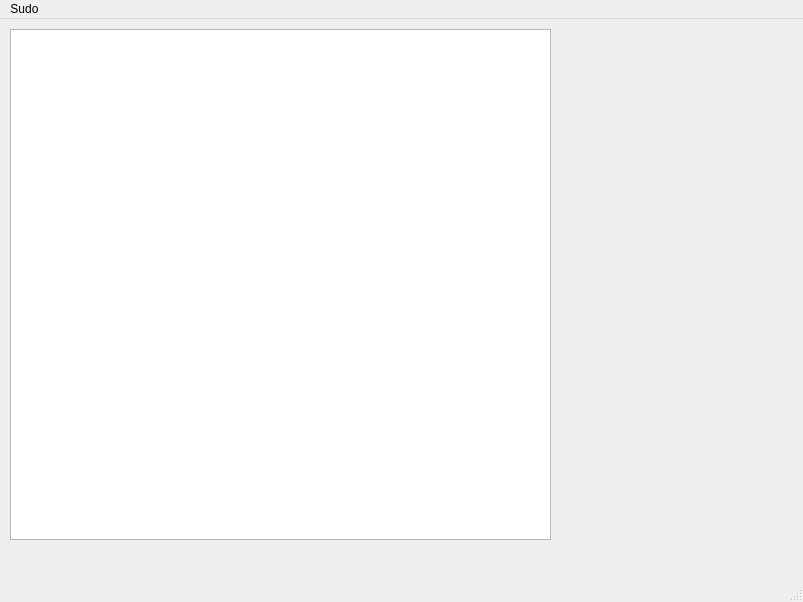
Old version of the form grid.ui in the repository santos-eng/Sudoku.
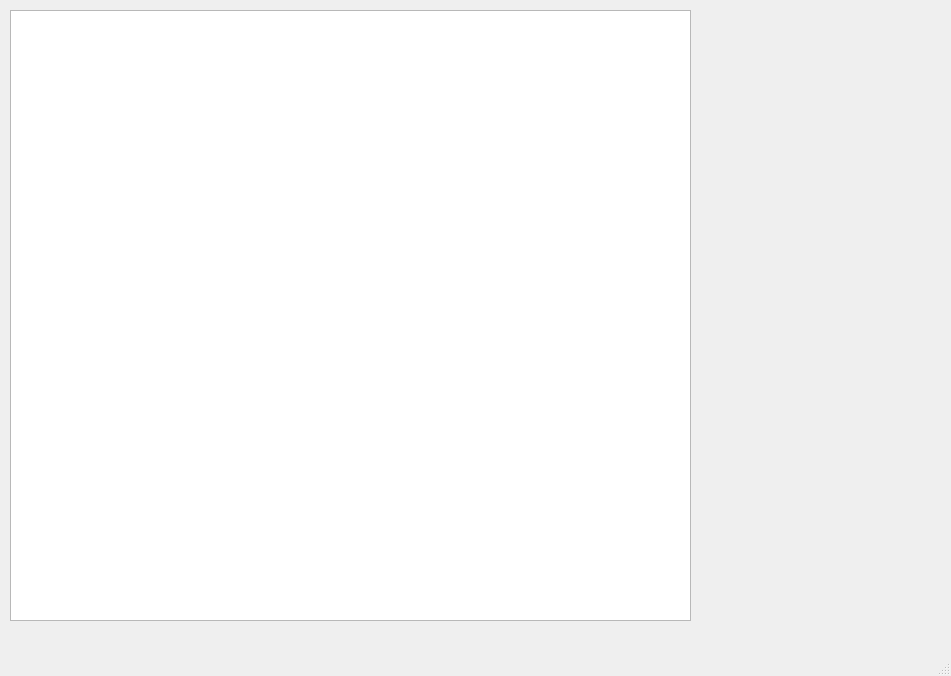
New version of the form.

Commit message: adjusted the centering of the square and the size in

The edit to the form file:
```diff
--- a/grid.ui
+++ b/grid.ui
@@ -6,8 +6,8 @@
    <rect>
     <x>0</x>
     <y>0</y>
-    <width>803</width>
-    <height>602</height>
+    <width>951</width>
+    <height>676</height>
    </rect>
   </property>
   <property name="windowTitle">
@@ -19,8 +19,8 @@
      <rect>
       <x>10</x>
       <y>10</y>
-      <width>541</width>
-      <height>511</height>
+      <width>681</width>
+      <height>611</height>
      </rect>
     </property>
    </widget>
@@ -30,16 +30,10 @@
     <rect>
      <x>0</x>
      <y>0</y>
-     <width>803</width>
+     <width>951</width>
      <height>21</height>
     </rect>
    </property>
-   <widget class="QMenu" name="menuSudo">
-    <property name="title">
-     <string>Sudo</string>
-    </property>
-   </widget>
-   <addaction name="menuSudo"/>
   </widget>
   <widget class="QStatusBar" name="statusbar"/>
  </widget>
```
The commit also changes 2 other files.
